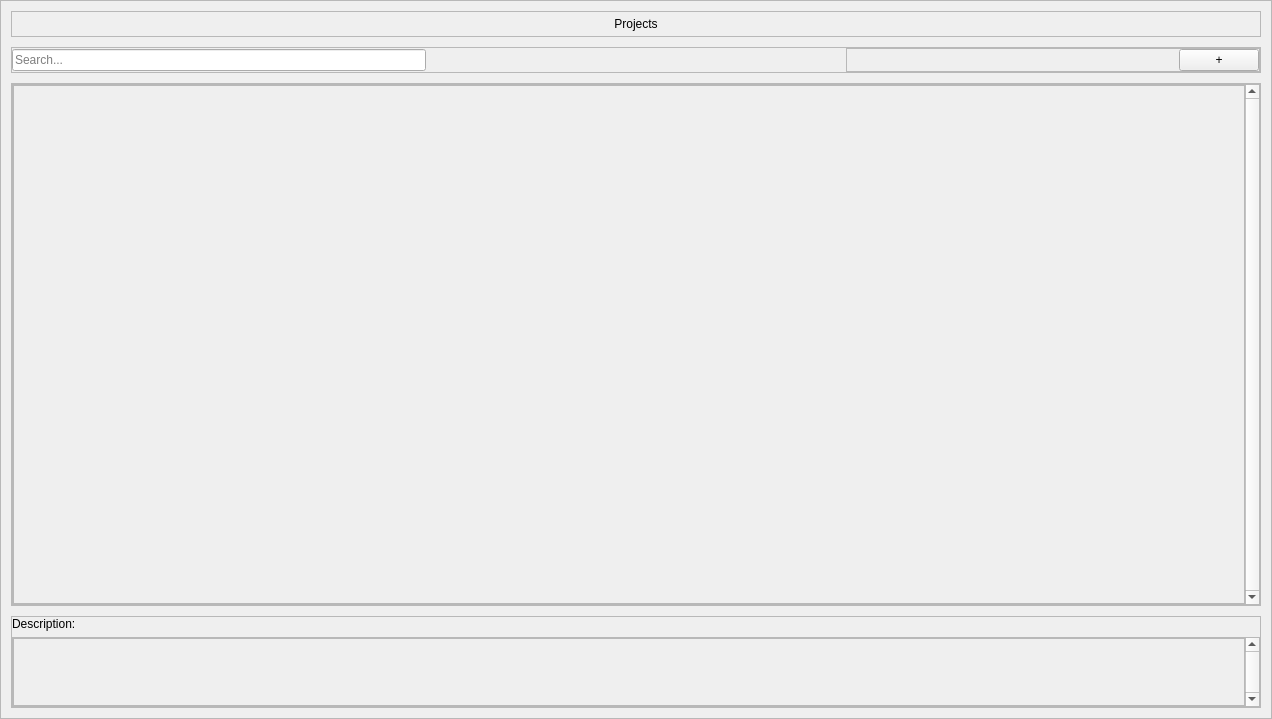
Above: ProjectManager/UiWindows/ProjectWindow.ui from hamkj008/ProjectManager before the change. Below: the same form after it.
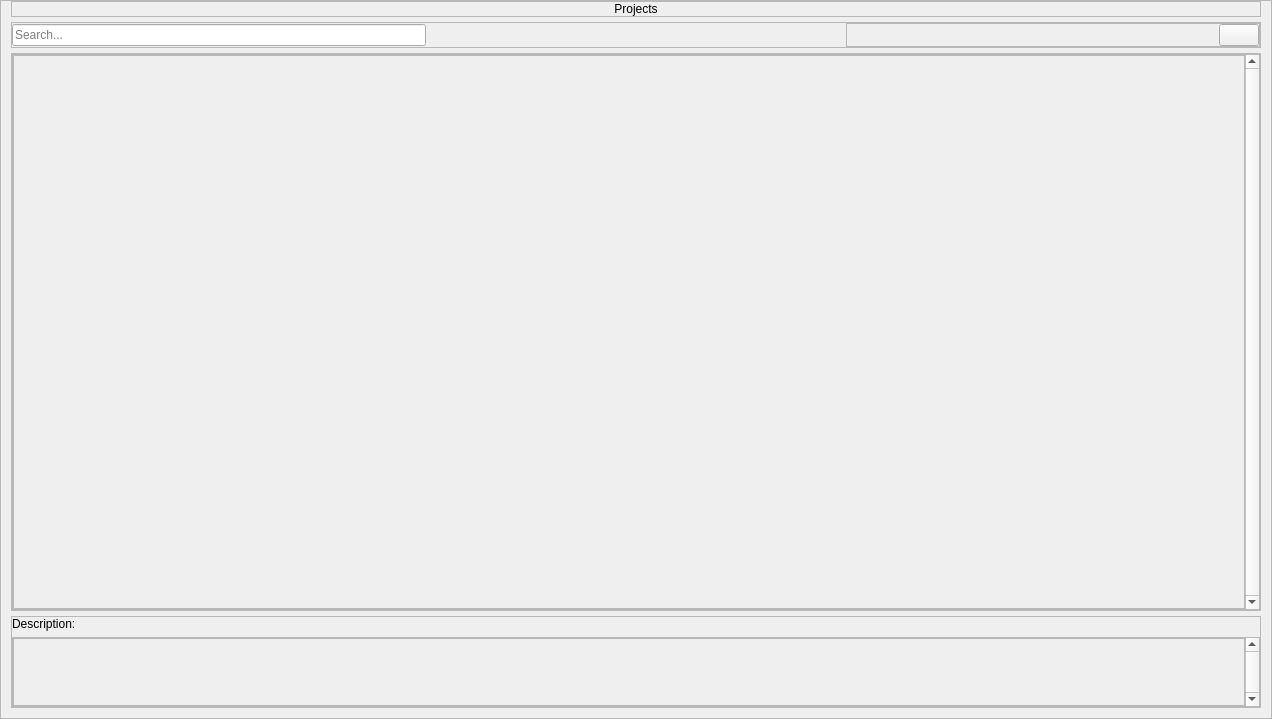
That is the form after the change. Icons and pictures are not drawn.

```diff
--- a/ProjectManager/UiWindows/ProjectWindow.ui
+++ b/ProjectManager/UiWindows/ProjectWindow.ui
@@ -39,13 +39,13 @@
      </property>
      <layout class="QVBoxLayout" name="verticalLayout_2">
       <property name="spacing">
-       <number>10</number>
+       <number>5</number>
       </property>
       <property name="leftMargin">
        <number>10</number>
       </property>
       <property name="topMargin">
-       <number>10</number>
+       <number>0</number>
       </property>
       <property name="rightMargin">
        <number>10</number>
@@ -66,13 +66,13 @@
           <number>0</number>
          </property>
          <property name="topMargin">
-          <number>5</number>
+          <number>0</number>
          </property>
          <property name="rightMargin">
           <number>0</number>
          </property>
          <property name="bottomMargin">
-          <number>5</number>
+          <number>0</number>
          </property>
          <item>
           <widget class="QLabel" name="TitleLabel">
@@ -183,7 +183,11 @@
                </sizepolicy>
               </property>
               <property name="text">
-               <string>+</string>
+               <string/>
+              </property>
+              <property name="icon">
+               <iconset resource="../resource.qrc">
+                <normaloff>:/icons/add.png</normaloff>:/icons/add.png</iconset>
               </property>
              </widget>
             </item>
@@ -237,7 +241,7 @@
               <x>0</x>
               <y>0</y>
               <width>1229</width>
-              <height>512</height>
+              <height>547</height>
              </rect>
             </property>
             <layout class="QVBoxLayout" name="verticalLayout_4">
@@ -285,7 +289,7 @@
        </widget>
       </item>
       <item>
-       <widget class="QFrame" name="BottomFrame">
+       <widget class="QFrame" name="DescriptionFrame">
         <property name="sizePolicy">
          <sizepolicy hsizetype="Minimum" vsizetype="Fixed">
           <horstretch>0</horstretch>
@@ -349,7 +353,7 @@
               <number>0</number>
              </property>
              <item>
-              <widget class="QFrame" name="DescriptionFrame">
+              <widget class="QFrame" name="DescriptionTextFrame">
                <property name="frameShape">
                 <enum>QFrame::StyledPanel</enum>
                </property>
```
Left out of the diff: 4 changed lines with no effect on the pictures.
